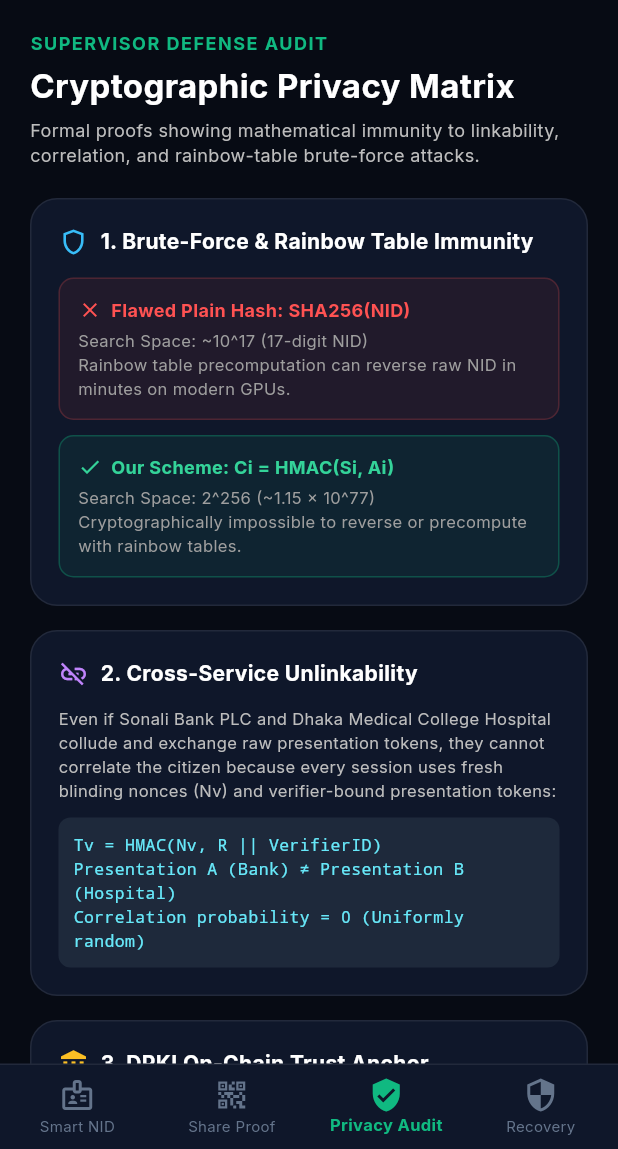
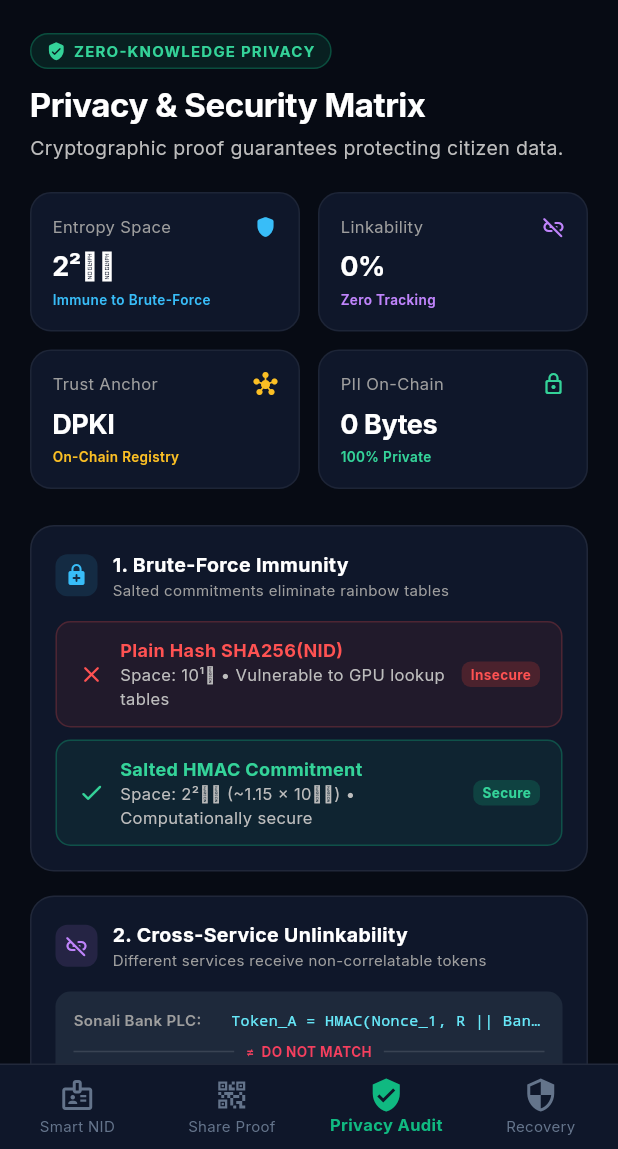
Before and after one commit to safiullah-foragy/bangladesh-nid-ssi, a Flutter app: the screen it shows after launch, item 3 of the bottom bar chosen, on a phone screen of 412 x 824 dp, the part 87-1236 px from its top. Run offline on Flutter 3.47's test engine with Material 3 defaults, Android fonts, the phone set to English and light mode, and no system bars; our stand-ins replace google_fonts, qr_flutter; network calls fail.

Commit message:
refactor(ui): streamline Privacy Audit with 2x2 metric tiles, concise cards, and clean typography

```diff
--- a/mobile_wallet/lib/screens/privacy_audit_screen.dart
+++ b/mobile_wallet/lib/screens/privacy_audit_screen.dart
@@ -6,133 +6,186 @@ class PrivacyAuditScreen extends StatelessWidget {
   @override
   Widget build(BuildContext context) {
     return SingleChildScrollView(
-      padding: const EdgeInsets.all(20.0),
+      padding: const EdgeInsets.symmetric(horizontal: 20.0, vertical: 22.0),
       child: Column(
         crossAxisAlignment: CrossAxisAlignment.start,
         children: [
           // Header
-          const Text(
-            'SUPERVISOR DEFENSE AUDIT',
+          Container(
+            padding: const EdgeInsets.symmetric(horizontal: 10, vertical: 4),
+            decoration: BoxDecoration(
+              color: const Color(0xFF10B981).withOpacity(0.12),
+              borderRadius: BorderRadius.circular(20),
+              border: Border.all(color: const Color(0xFF10B981).withOpacity(0.3)),
+            ),
+            child: const Row(
+              mainAxisSize: MainAxisSize.min,
+              children: [
+                Icon(Icons.verified_user_rounded, size: 13, color: Color(0xFF34D399)),
+                SizedBox(width: 5),
+                Text(
+                  'ZERO-KNOWLEDGE PRIVACY',
                   style: TextStyle(
-              color: Color(0xFF10B981),
-              fontSize: 12,
+                    color: Color(0xFF34D399),
+                    fontSize: 10,
                     fontWeight: FontWeight.bold,
-              letterSpacing: 1.0,
+                    letterSpacing: 0.8,
                   ),
                 ),
-          const SizedBox(height: 4),
+              ],
+            ),
+          ),
+          const SizedBox(height: 8),
           const Text(
-            'Cryptographic Privacy Matrix',
+            'Privacy & Security Matrix',
             style: TextStyle(
               color: Colors.white,
               fontSize: 22,
               fontWeight: FontWeight.bold,
+              letterSpacing: -0.3,
             ),
           ),
-          const SizedBox(height: 6),
+          const SizedBox(height: 4),
           Text(
-            'Formal proofs showing mathematical immunity to linkability, correlation, and rainbow-table brute-force attacks.',
-            style: TextStyle(color: Colors.grey.shade400, fontSize: 12),
+            'Cryptographic proof guarantees protecting citizen data.',
+            style: TextStyle(color: Colors.grey.shade400, fontSize: 13),
           ),
 
           const SizedBox(height: 20),
 
-          // 1. Comparison Card: Plain Hash vs Salted HMAC
-          Container(
-            padding: const EdgeInsets.all(18),
-            decoration: BoxDecoration(
-              color: const Color(0xFF0F172A),
-              borderRadius: BorderRadius.circular(18),
-              border: Border.all(color: Colors.white.withOpacity(0.08)),
+          // 2x2 Quick Stats Grid
+          Row(
+            children: [
+              Expanded(
+                child: _buildMetricTile(
+                  icon: Icons.shield_rounded,
+                  iconColor: const Color(0xFF38BDF8),
+                  label: 'Entropy Space',
+                  value: '2²⁵⁶',
+                  status: 'Immune to Brute-Force',
                 ),
-            child: Column(
-              crossAxisAlignment: CrossAxisAlignment.start,
-              children: [
-                const Row(
-                  children: [
-                    Icon(Icons.shield_outlined,
-                        color: Color(0xFF38BDF8), size: 20),
-                    SizedBox(width: 8),
-                    Text(
-                      '1. Brute-Force & Rainbow Table Immunity',
-                      style: TextStyle(
-                        color: Colors.white,
-                        fontSize: 14,
-                        fontWeight: FontWeight.bold,
+              ),
+              const SizedBox(width: 12),
+              Expanded(
+                child: _buildMetricTile(
+                  icon: Icons.link_off_rounded,
+                  iconColor: const Color(0xFFC084FC),
+                  label: 'Linkability',
+                  value: '0%',
+                  status: 'Zero Tracking',
                 ),
               ),
             ],
           ),
-                const SizedBox(height: 14),
-
-                // Flawed Design Row
-                Container(
-                  padding: const EdgeInsets.all(12),
-                  decoration: BoxDecoration(
-                    color: Colors.red.withOpacity(0.08),
-                    borderRadius: BorderRadius.circular(10),
-                    border:
-                        Border.all(color: Colors.redAccent.withOpacity(0.2)),
-                  ),
-                  child: const Column(
-                    crossAxisAlignment: CrossAxisAlignment.start,
-                    children: [
+          const SizedBox(height: 12),
           Row(
             children: [
-                          Icon(Icons.close, color: Colors.redAccent, size: 16),
-                          SizedBox(width: 6),
-                          Text(
-                            'Flawed Plain Hash: SHA256(NID)',
-                            style: TextStyle(
-                              color: Colors.redAccent,
-                              fontSize: 12,
-                              fontWeight: FontWeight.bold,
+              Expanded(
+                child: _buildMetricTile(
+                  icon: Icons.hub_rounded,
+                  iconColor: const Color(0xFFFBBF24),
+                  label: 'Trust Anchor',
+                  value: 'DPKI',
+                  status: 'On-Chain Registry',
+                ),
+              ),
+              const SizedBox(width: 12),
+              Expanded(
+                child: _buildMetricTile(
+                  icon: Icons.lock_outline_rounded,
+                  iconColor: const Color(0xFF34D399),
+                  label: 'PII On-Chain',
+                  value: '0 Bytes',
+                  status: '100% Private',
                 ),
               ),
             ],
           ),
-                      SizedBox(height: 4),
+
+          const SizedBox(height: 24),
+
+          // 1. Rainbow Table Immunity Card
+          _buildCard(
+            title: '1. Brute-Force Immunity',
+            subtitle: 'Salted commitments eliminate rainbow tables',
+            icon: Icons.enhanced_encryption_rounded,
+            iconColor: const Color(0xFF38BDF8),
+            child: Column(
+              children: [
+                // Flawed Design
+                Container(
+                  padding: const EdgeInsets.symmetric(horizontal: 14, vertical: 10),
+                  decoration: BoxDecoration(
+                    color: Colors.red.withOpacity(0.08),
+                    borderRadius: BorderRadius.circular(10),
+                    border: Border.all(color: Colors.redAccent.withOpacity(0.2)),
+                  ),
+                  child: Row(
+                    children: [
+                      const Icon(Icons.close_rounded, color: Colors.redAccent, size: 18),
+                      const SizedBox(width: 10),
+                      Expanded(
+                        child: Column(
+                          crossAxisAlignment: CrossAxisAlignment.start,
+                          children: [
+                            const Text(
+                              'Plain Hash SHA256(NID)',
+                              style: TextStyle(color: Colors.redAccent, fontSize: 12, fontWeight: FontWeight.bold),
+                            ),
                             Text(
-                        'Search Space: ~10^17 (17-digit NID)\nRainbow table precomputation can reverse raw NID in minutes on modern GPUs.',
-                        style: TextStyle(color: Colors.grey, fontSize: 11),
+                              'Space: 10¹⁷ • Vulnerable to GPU lookup tables',
+                              style: TextStyle(color: Colors.grey.shade400, fontSize: 11),
                             ),
                           ],
                         ),
                       ),
+                      Container(
+                        padding: const EdgeInsets.symmetric(horizontal: 6, vertical: 2),
+                        decoration: BoxDecoration(
+                          color: Colors.red.withOpacity(0.2),
+                          borderRadius: BorderRadius.circular(6),
+                        ),
+                        child: const Text('Insecure', style: TextStyle(color: Colors.redAccent, fontSize: 9, fontWeight: FontWeight.bold)),
+                      ),
+                    ],
+                  ),
+                ),
+                const SizedBox(height: 8),
 
-                const SizedBox(height: 10),
-
-                // Our Solution Row
+                // Our Solution
                 Container(
-                  padding: const EdgeInsets.all(12),
+                  padding: const EdgeInsets.symmetric(horizontal: 14, vertical: 10),
                   decoration: BoxDecoration(
                     color: const Color(0xFF10B981).withOpacity(0.08),
                     borderRadius: BorderRadius.circular(10),
-                    border: Border.all(
-                        color: const Color(0xFF10B981).withOpacity(0.3)),
+                    border: Border.all(color: const Color(0xFF10B981).withOpacity(0.3)),
                   ),
-                  child: const Column(
+                  child: Row(
+                    children: [
+                      const Icon(Icons.check_rounded, color: Color(0xFF34D399), size: 18),
+                      const SizedBox(width: 10),
+                      Expanded(
+                        child: Column(
                           crossAxisAlignment: CrossAxisAlignment.start,
                           children: [
-                      Row(
-                        children: [
-                          Icon(Icons.check,
-                              color: Color(0xFF34D399), size: 16),
-                          SizedBox(width: 6),
+                            const Text(
+                              'Salted HMAC Commitment',
+                              style: TextStyle(color: Color(0xFF34D399), fontSize: 12, fontWeight: FontWeight.bold),
+                            ),
                             Text(
-                            'Our Scheme: Ci = HMAC(Si, Ai)',
-                            style: TextStyle(
-                              color: Color(0xFF34D399),
-                              fontSize: 12,
-                              fontWeight: FontWeight.bold,
-                            ),
+                              'Space: 2²⁵⁶ (~1.15 × 10⁷⁷) • Computationally secure',
+                              style: TextStyle(color: Colors.grey.shade400, fontSize: 11),
                             ),
                           ],
                         ),
-                      SizedBox(height: 4),
-                      Text(
-                        'Search Space: 2^256 (~1.15 × 10^77)\nCryptographically impossible to reverse or precompute with rainbow tables.',
-                        style: TextStyle(color: Colors.grey, fontSize: 11),
+                      ),
+                      Container(
+                        padding: const EdgeInsets.symmetric(horizontal: 6, vertical: 2),
+                        decoration: BoxDecoration(
+                          color: const Color(0xFF10B981).withOpacity(0.2),
+                          borderRadius: BorderRadius.circular(6),
+                        ),
+                        child: const Text('Secure', style: TextStyle(color: Color(0xFF34D399), fontSize: 9, fontWeight: FontWeight.bold)),
                       ),
                     ],
                   ),
@@ -143,53 +196,46 @@ class PrivacyAuditScreen extends StatelessWidget {
 
           const SizedBox(height: 16),
 
-          // 2. Unlinkability Card
-          Container(
-            padding: const EdgeInsets.all(18),
-            decoration: BoxDecoration(
-              color: const Color(0xFF0F172A),
-              borderRadius: BorderRadius.circular(18),
-              border: Border.all(color: Colors.white.withOpacity(0.08)),
-            ),
+          // 2. Cross-Service Unlinkability Card
+          _buildCard(
+            title: '2. Cross-Service Unlinkability',
+            subtitle: 'Different services receive non-correlatable tokens',
+            icon: Icons.link_off_rounded,
+            iconColor: const Color(0xFFC084FC),
             child: Column(
               crossAxisAlignment: CrossAxisAlignment.start,
               children: [
-                const Row(
+                // Token Visual Comparison
+                Container(
+                  padding: const EdgeInsets.all(12),
+                  decoration: BoxDecoration(
+                    color: const Color(0xFF1E293B),
+                    borderRadius: BorderRadius.circular(10),
+                  ),
+                  child: Column(
                     children: [
-                    Icon(Icons.link_off,
-                        color: Color(0xFFC084FC), size: 20),
-                    SizedBox(width: 8),
-                    Text(
-                      '2. Cross-Service Unlinkability',
-                      style: TextStyle(
-                        color: Colors.white,
-                        fontSize: 14,
-                        fontWeight: FontWeight.bold,
+                      _buildTokenRow('Sonali Bank PLC:', 'Token_A = HMAC(Nonce_1, R || Bank)'),
+                      const Padding(
+                        padding: EdgeInsets.symmetric(vertical: 6.0),
+                        child: Row(
+                          children: [
+                            Expanded(child: Divider(color: Colors.white12)),
+                            Padding(
+                              padding: EdgeInsets.symmetric(horizontal: 8.0),
+                              child: Text('≠  DO NOT MATCH', style: TextStyle(color: Color(0xFFF43F5E), fontSize: 9, fontWeight: FontWeight.bold)),
+                            ),
+                            Expanded(child: Divider(color: Colors.white12)),
+                          ],
                         ),
                       ),
+                      _buildTokenRow('Hospital Clinic:', 'Token_B = HMAC(Nonce_2, R || Hosp)'),
                     ],
                   ),
-                const SizedBox(height: 12),
-                Text(
-                  'Even if Sonali Bank PLC and Dhaka Medical College Hospital collude and exchange raw presentation tokens, they cannot correlate the citizen because every session uses fresh blinding nonces (Nv) and verifier-bound presentation tokens:',
-                  style: TextStyle(color: Colors.grey.shade400, fontSize: 11),
                 ),
                 const SizedBox(height: 10),
-                Container(
-                  width: double.infinity,
-                  padding: const EdgeInsets.all(10),
-                  decoration: BoxDecoration(
-                    color: const Color(0xFF1E293B),
-                    borderRadius: BorderRadius.circular(8),
-                  ),
-                  child: const Text(
-                    'Tv = HMAC(Nv, R || VerifierID)\nPresentation A (Bank) ≠ Presentation B (Hospital)\nCorrelation probability = 0 (Uniformly random)',
-                    style: TextStyle(
-                      color: Color(0xFF67E8F9),
-                      fontSize: 11,
-                      fontFamily: 'monospace',
-                    ),
-                  ),
+                const Text(
+                  'Even if both verifiers exchange records, correlation probability is mathematically zero.',
+                  style: TextStyle(color: Colors.grey, fontSize: 11),
                 ),
               ],
             ),
@@ -197,37 +243,19 @@ class PrivacyAuditScreen extends StatelessWidget {
 
           const SizedBox(height: 16),
 
-          // 3. Decentralized Public Key Infrastructure (DPKI)
-          Container(
-            padding: const EdgeInsets.all(18),
-            decoration: BoxDecoration(
-              color: const Color(0xFF0F172A),
-              borderRadius: BorderRadius.circular(18),
-              border: Border.all(color: Colors.white.withOpacity(0.08)),
-            ),
+          // 3. Decentralized Trust Anchor Card
+          _buildCard(
+            title: '3. Decentralized Trust (DPKI)',
+            subtitle: 'Offline verification with on-chain trust anchor',
+            icon: Icons.account_balance_rounded,
+            iconColor: const Color(0xFFFBBF24),
             child: Column(
-              crossAxisAlignment: CrossAxisAlignment.start,
               children: [
-                const Row(
-                  children: [
-                    Icon(Icons.account_balance,
-                        color: Color(0xFFFBBF24), size: 20),
-                    SizedBox(width: 8),
-                    Text(
-                      '3. DPKI On-Chain Trust Anchor',
-                      style: TextStyle(
-                        color: Colors.white,
-                        fontSize: 14,
-                        fontWeight: FontWeight.bold,
-                      ),
-                    ),
-                  ],
-                ),
-                const SizedBox(height: 10),
-                Text(
-                  '• Relying parties verify credentials offline against the canonical Government Issuer public key registered in NIDRegistry.sol.\n• Zero central government servers are contacted during verification.\n• Eliminates government surveillance of citizen authentication events.',
-                  style: TextStyle(color: Colors.grey.shade400, fontSize: 11, height: 1.5),
-                ),
+                _buildCheckPoint('Offline Verification', 'Verifiers check signatures without querying central govt servers.'),
+                const SizedBox(height: 8),
+                _buildCheckPoint('Zero Surveillance', 'Government cannot track where or when citizens authenticate.'),
+                const SizedBox(height: 8),
+                _buildCheckPoint('Instant Revocation', 'Only anonymous Merkle Root hash (R) is revoked on-chain.'),
               ],
             ),
           ),
@@ -235,4 +263,136 @@ class PrivacyAuditScreen extends StatelessWidget {
       ),
     );
   }
+
+  Widget _buildMetricTile({
+    required IconData icon,
+    required Color iconColor,
+    required String label,
+    required String value,
+    required String status,
+  }) {
+    return Container(
+      padding: const EdgeInsets.all(14),
+      decoration: BoxDecoration(
+        color: const Color(0xFF0F172A),
+        borderRadius: BorderRadius.circular(14),
+        border: Border.all(color: Colors.white.withOpacity(0.06)),
+      ),
+      child: Column(
+        crossAxisAlignment: CrossAxisAlignment.start,
+        children: [
+          Row(
+            mainAxisAlignment: MainAxisAlignment.spaceBetween,
+            children: [
+              Text(label, style: const TextStyle(color: Colors.grey, fontSize: 11)),
+              Icon(icon, size: 16, color: iconColor),
+            ],
+          ),
+          const SizedBox(height: 6),
+          Text(
+            value,
+            style: const TextStyle(
+              color: Colors.white,
+              fontSize: 18,
+              fontWeight: FontWeight.bold,
+              letterSpacing: -0.3,
+            ),
+          ),
+          const SizedBox(height: 2),
+          Text(status, style: TextStyle(color: iconColor, fontSize: 9, fontWeight: FontWeight.w600)),
+        ],
+      ),
+    );
   }
+
+  Widget _buildCard({
+    required String title,
+    required String subtitle,
+    required IconData icon,
+    required Color iconColor,
+    required Widget child,
+  }) {
+    return Container(
+      padding: const EdgeInsets.all(16),
+      decoration: BoxDecoration(
+        color: const Color(0xFF0F172A),
+        borderRadius: BorderRadius.circular(16),
+        border: Border.all(color: Colors.white.withOpacity(0.07)),
+      ),
+      child: Column(
+        crossAxisAlignment: CrossAxisAlignment.start,
+        children: [
+          Row(
+            children: [
+              Container(
+                padding: const EdgeInsets.all(6),
+                decoration: BoxDecoration(
+                  color: iconColor.withOpacity(0.12),
+                  borderRadius: BorderRadius.circular(8),
+                ),
+                child: Icon(icon, size: 16, color: iconColor),
+              ),
+              const SizedBox(width: 10),
+              Expanded(
+                child: Column(
+                  crossAxisAlignment: CrossAxisAlignment.start,
+                  children: [
+                    Text(
+                      title,
+                      style: const TextStyle(color: Colors.white, fontSize: 13, fontWeight: FontWeight.bold),
+                    ),
+                    Text(
+                      subtitle,
+                      style: TextStyle(color: Colors.grey.shade500, fontSize: 10),
+                    ),
+                  ],
+                ),
+              ),
+            ],
+          ),
+          const SizedBox(height: 14),
+          child,
+        ],
+      ),
+    );
+  }
+
+  Widget _buildTokenRow(String label, String formula) {
+    return Row(
+      children: [
+        SizedBox(
+          width: 105,
+          child: Text(label, style: const TextStyle(color: Colors.grey, fontSize: 10, fontWeight: FontWeight.w600)),
+        ),
+        Expanded(
+          child: Text(
+            formula,
+            style: const TextStyle(color: Color(0xFF67E8F9), fontSize: 10, fontFamily: 'monospace'),
+            overflow: TextOverflow.ellipsis,
+          ),
+        ),
+      ],
+    );
+  }
+
+  Widget _buildCheckPoint(String boldText, String detailText) {
+    return Row(
+      crossAxisAlignment: CrossAxisAlignment.start,
+      children: [
+        const Icon(Icons.check_circle_outline_rounded, size: 15, color: Color(0xFF34D399)),
+        const SizedBox(width: 8),
+        Expanded(
+          child: RichText(
+            text: TextSpan(
+              style: const TextStyle(fontSize: 11, color: Colors.white),
+              children: [
+                TextSpan(text: '$boldText: ', style: const TextStyle(fontWeight: FontWeight.bold)),
+                TextSpan(text: detailText, style: TextStyle(color: Colors.grey.shade400)),
+              ],
+            ),
+          ),
+        ),
+      ],
+    );
+  }
+}
--- a/mobile_wallet/lib/screens/recovery_screen.dart
+++ b/mobile_wallet/lib/screens/recovery_screen.dart
@@ -64,27 +64,28 @@ class _RecoveryScreenState extends State<RecoveryScreen> {
         children: [
           // Header
           const Text(
-            'ON-CHAIN KEY RECOVERY',
+            'KEY RECOVERY',
             style: TextStyle(
               color: Color(0xFF10B981),
-              fontSize: 12,
+              fontSize: 11,
               fontWeight: FontWeight.bold,
               letterSpacing: 1.0,
             ),
           ),
           const SizedBox(height: 4),
           const Text(
-            '2-of-3 Guardian Social Recovery',
+            'Guardian Social Recovery',
             style: TextStyle(
               color: Colors.white,
               fontSize: 22,
               fontWeight: FontWeight.bold,
+              letterSpacing: -0.3,
             ),
           ),
-          const SizedBox(height: 6),
+          const SizedBox(height: 4),
           Text(
-            'If your phone is lost or reset, 2 out of 3 authorized guardians can vote on-chain to rotate your identity key to your new device without any centralized backdoors.',
-            style: TextStyle(color: Colors.grey.shade400, fontSize: 12),
+            'Recover identity on new devices via 2-of-3 guardian consensus.',
+            style: TextStyle(color: Colors.grey.shade400, fontSize: 13),
           ),
 
           const SizedBox(height: 20),
--- a/mobile_wallet/lib/screens/selective_disclosure_screen.dart
+++ b/mobile_wallet/lib/screens/selective_disclosure_screen.dart
@@ -134,27 +134,28 @@ class _SelectiveDisclosureScreenState
         children: [
           // Screen Title & Description
           const Text(
-            'SELECTIVE DISCLOSURE PROOFS',
+            'SELECTIVE DISCLOSURE',
             style: TextStyle(
               color: Color(0xFF10B981),
-              fontSize: 12,
+              fontSize: 11,
               fontWeight: FontWeight.bold,
               letterSpacing: 1.0,
             ),
           ),
           const SizedBox(height: 4),
           const Text(
-            'Citizen-Controlled Privacy',
+            'Share Identity Proof',
             style: TextStyle(
               color: Colors.white,
               fontSize: 22,
               fontWeight: FontWeight.bold,
+              letterSpacing: -0.3,
             ),
           ),
-          const SizedBox(height: 6),
+          const SizedBox(height: 4),
           Text(
-            'Select which attributes you want to disclose. Unchecked attributes remain mathematically hidden using salted HMAC commitments.',
-            style: TextStyle(color: Colors.grey.shade400, fontSize: 12),
+            'Select attributes to disclose. Unchecked data remains 100% hidden.',
+            style: TextStyle(color: Colors.grey.shade400, fontSize: 13),
           ),
 
           const SizedBox(height: 20),
```
Lines whose indentation alone changed are shown as unchanged.
